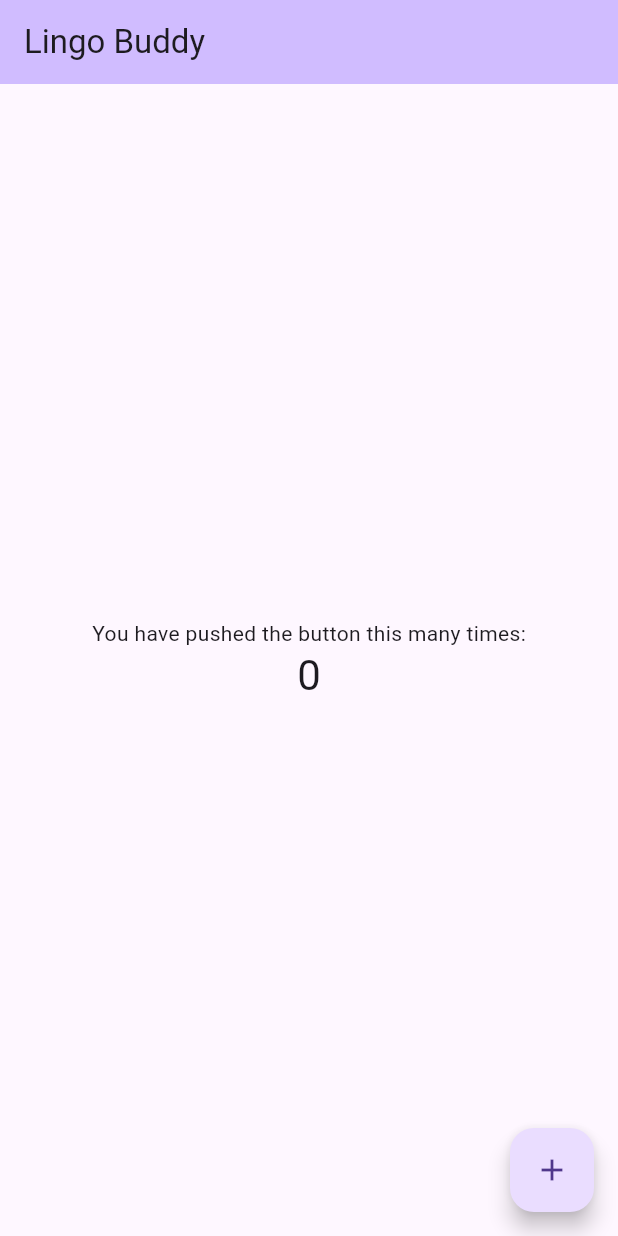
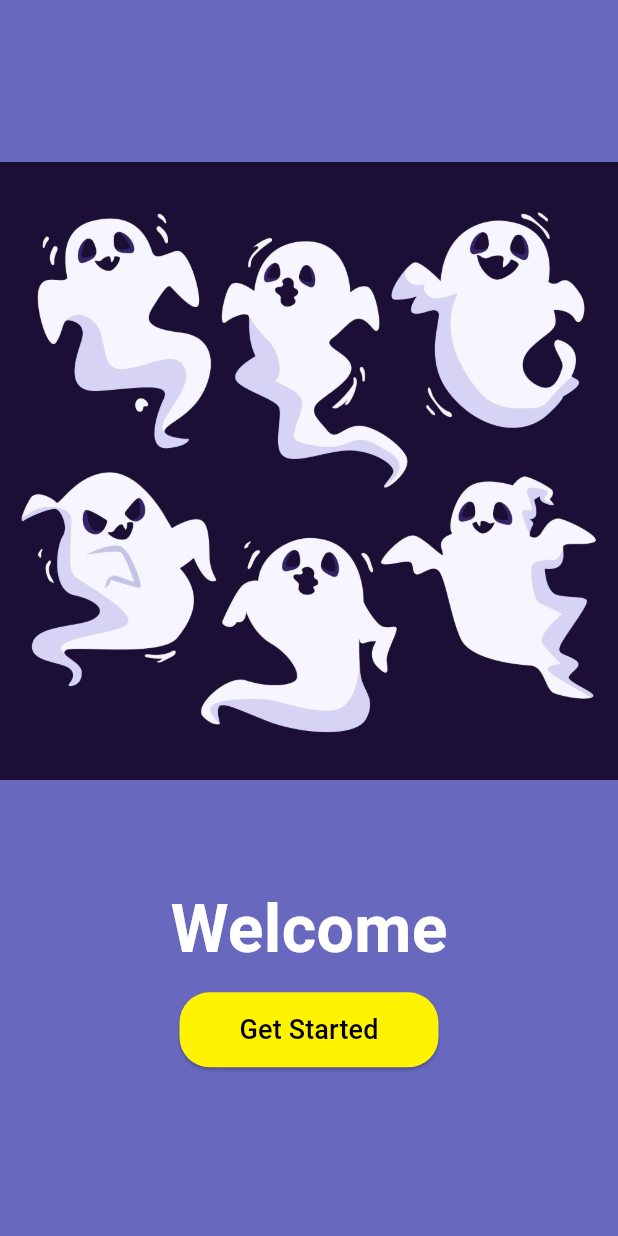
Before and after one commit to excelo0702/LingoBuddy, a Flutter app: the screen it shows after launch, on a phone screen of 412 x 824 dp. Run offline on Flutter 3.47's test engine with Material 3 defaults, Android fonts, the phone set to English and light mode, and no system bars; our stand-ins replace lottie.

Commit message:
welcome screen complete

```diff
--- a/lib/constants/app_colors.dart
+++ b/lib/constants/app_colors.dart
@@ -1,3 +1,15 @@
+import 'dart:ui';
+
 class AppColors {
+  static const Color backgroundPrimary = Color(0xFF6868BF);
+  static const Color backgroundGradientDark = Color(0xFF50509C);
+  static const Color backgroundGradientLight = Color(0xFF8080DF);
 
+  // Text Colors
+  static const Color textPrimary = Color(0xFFFFFFFF);
+  static const Color textHighlight = Color(0xFF8C8CE8);
+
+  //Button color
+  static const Color buttonPrimary = Color(0xFFFFF302);
+  static const Color buttonText = Color(0xFF000000);
 }
--- a/lib/screens/splash_screen.dart
+++ b/lib/screens/splash_screen.dart
@@ -1,5 +1,6 @@
 import 'package:flutter/cupertino.dart';
 import 'package:flutter/material.dart';
+import 'package:lingo_buddy/screens/welcome_screen.dart';
 import 'package:lottie/lottie.dart';
 
 import '../main.dart';
@@ -12,7 +13,7 @@ class SplashScreen extends StatelessWidget {
     // Trigger navigation after a delay
     Future.delayed(Duration(seconds: 3), () {
       Navigator.pushReplacement(context,
-          MaterialPageRoute(builder: (context) => MyHomePage(title: 'Lingo Buddy',)),
+          MaterialPageRoute(builder: (context) => WelcomeScreen()),
       );
     });
     return Scaffold(
--- /dev/null
+++ b/lib/screens/welcome_screen.dart
@@ -0,0 +1,70 @@
+import 'package:flutter/cupertino.dart';
+import 'package:flutter/material.dart';
+import 'package:lingo_buddy/constants/app_colors.dart';
+
+class WelcomeScreen extends StatelessWidget {
+  const WelcomeScreen({super.key});
+
+  @override
+  Widget build(BuildContext context) {
+    return Scaffold(
+      backgroundColor: AppColors.backgroundPrimary,
+      body: Column(
+        mainAxisAlignment: MainAxisAlignment.center,
+        children: [
+          Expanded(
+            flex: 5,
+            child: Container(
+              margin: EdgeInsets.only(top: 30.0, bottom: 10.0),
+              padding: const EdgeInsets.only(top:20.0),
+              child: Image.asset(
+                "assets/welcome_image.png",
+                fit:BoxFit.fitWidth,
+              ),
+
+            ),
+          ),
+          Expanded(
+            flex: 2,
+            child: Column(
+              children: [
+                Text(
+                  "Welcome",
+                  style: TextStyle(
+                    fontSize: 44,
+                    fontWeight: FontWeight.bold,
+                    color: AppColors.textPrimary,
+                  ),
+                ),
+                SizedBox(height: 10),
+                ElevatedButton(
+                    onPressed: () {
+
+                    },
+                    style: ElevatedButton.styleFrom(
+                      backgroundColor: AppColors.buttonPrimary,
+                      padding: EdgeInsets.symmetric(
+                          horizontal: 40,
+                          vertical: 12
+                      ),
+                      shape: RoundedRectangleBorder(
+                        borderRadius: BorderRadius.circular(20),
+                      ),
+                    ),
+                    child: Text(
+                      "Get Started",
+                      style: TextStyle(
+                          fontSize: 18,
+                          color: AppColors.buttonText,
+                      ),
+                    )
+                ),
+                SizedBox(height: 30),
+              ],
+            ),
+          ),
+        ],
+      ),
+    );
+  }
+}
--- a/pubspec.yaml
+++ b/pubspec.yaml
@@ -62,6 +62,7 @@ flutter:
   # To add assets to your application, add an assets section, like this:
   assets:
     - assets/animations/
+    - assets/
 
   # An image asset can refer to one or more resolution-specific "variants", see
   # https://flutter.dev/to/resolution-aware-images
```
Also changed, not shown: assets/welcome_image.png (added).
